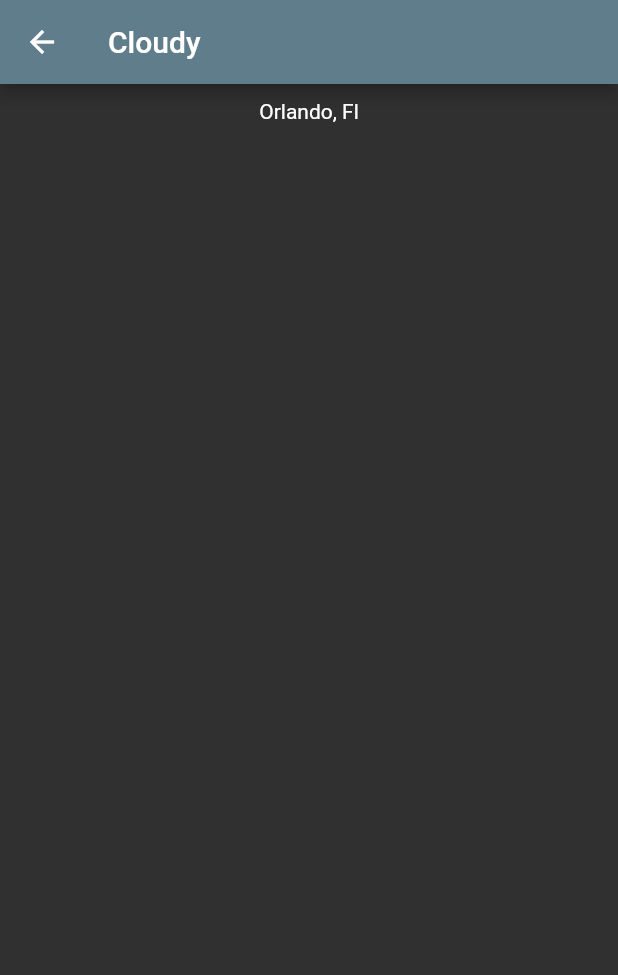
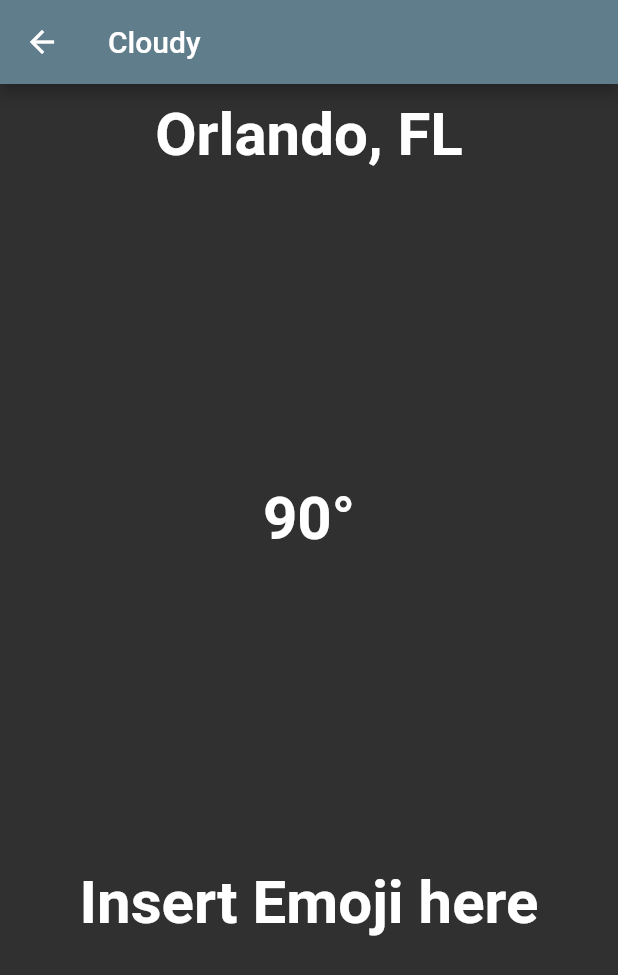
Before and after one commit to APherwani/Cloudy, a Flutter app: the Screen screen opened directly, on a phone screen of 412 x 824 dp. Shown: the top 975 px of the screen. Run offline on Flutter 3.47's test engine with Material 2 defaults, Android fonts, the light colour scheme and no system bars; our stand-ins replace flutter_spinkit, geolocator.

Commit message:
set up part of skeleton for display page

```diff
--- a/lib/screen.dart
+++ b/lib/screen.dart
@@ -6,6 +6,25 @@ class Screen extends StatefulWidget {
 }
 
 class _ScreenState extends State<Screen> {
+
+  Widget textOutput(String input)
+  {
+    return Expanded(
+      child: Container(
+        padding: EdgeInsets.all(10),
+        child: Text(
+          input,
+          style: TextStyle(
+            fontSize: 40,
+            fontWeight: FontWeight.bold
+          ),
+        ),
+      ),
+    );
+  }
+
+
+
   @override
   Widget build(BuildContext context) {
     return Scaffold(
@@ -18,12 +37,10 @@ class _ScreenState extends State<Screen> {
           child: Column(
             crossAxisAlignment: CrossAxisAlignment.center,
             children: [
-              Expanded(
-                child: Container(
-                  padding: EdgeInsets.all(10),
-                  child: Text('Orlando, Fl'),
-                ),
-              ),
+              textOutput('Orlando, FL'),
+              textOutput('90°'),
+              textOutput('Insert Emoji here'),
+
             ],
           ),
         ),
```
